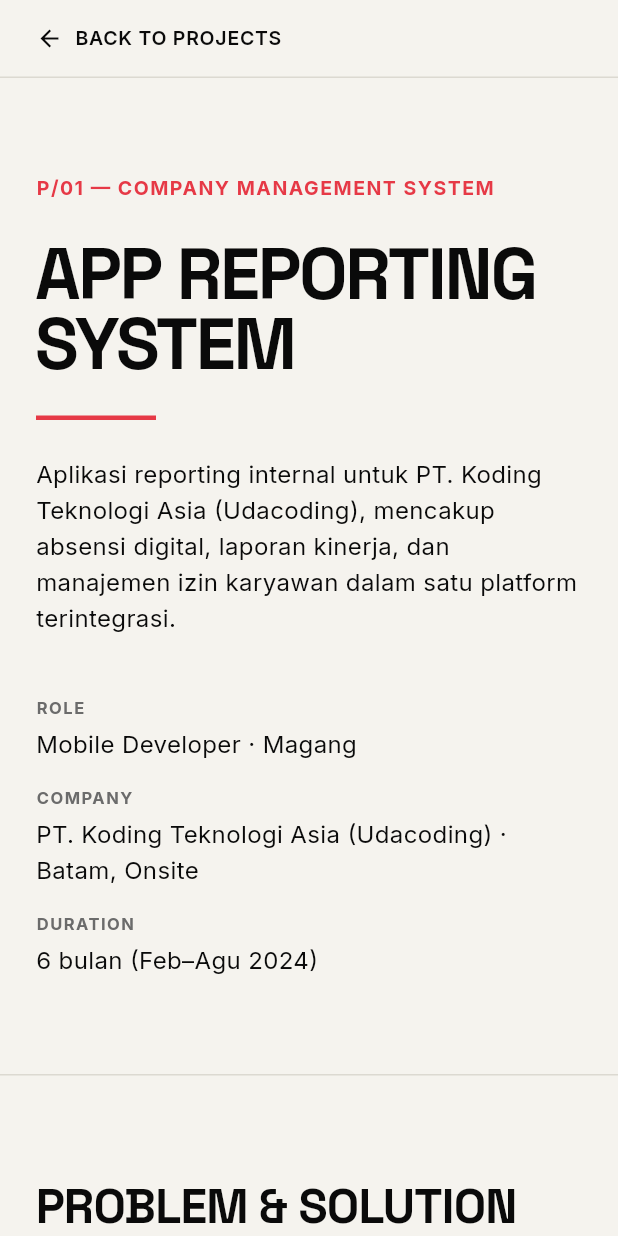
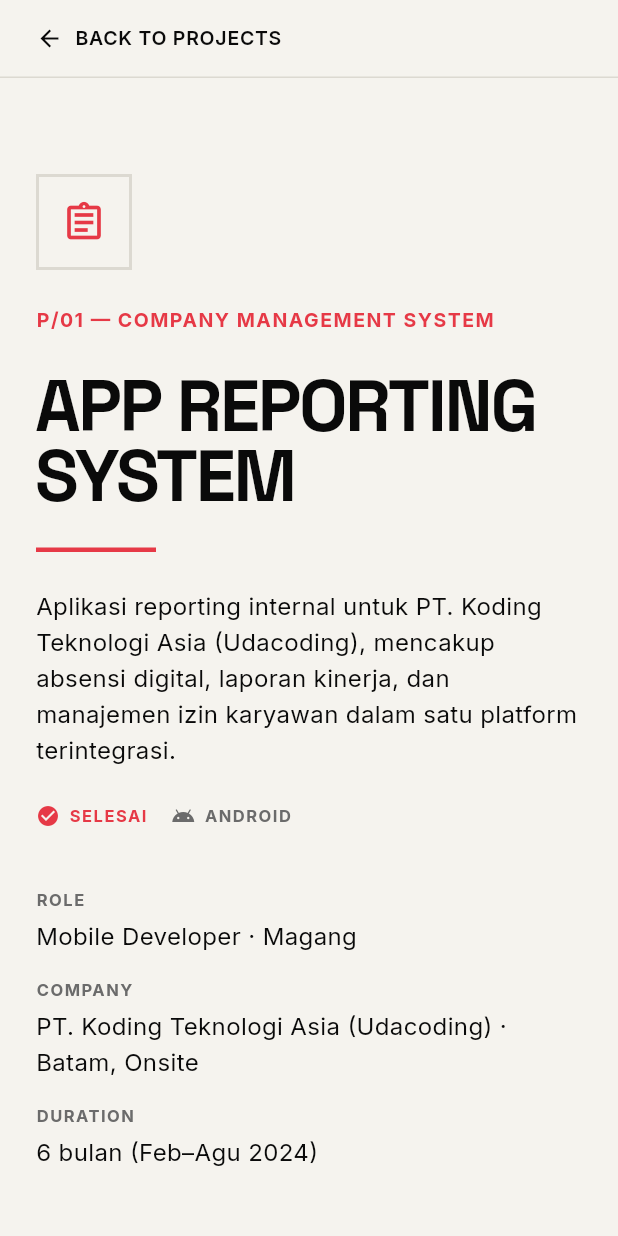
Before and after one commit to RahmatDatulFahri/Portofolio-Flutter, a Flutter app: the ProjectDetailPage screen opened directly with sample values from the repository, on a phone screen of 412 x 824 dp. Run offline on Flutter 3.47's test engine with Material 3 defaults, Android fonts, the phone set to English and light mode, and no system bars; our stand-ins replace google_fonts.

Commit message:
update project detail

```diff
--- a/lib/screens/project_detail_page.dart
+++ b/lib/screens/project_detail_page.dart
@@ -1,4 +1,5 @@
 import 'package:flutter/material.dart';
+import 'package:flutter/services.dart';
 import 'package:url_launcher/url_launcher.dart';
 import '../models/portfolio_data.dart';
 import '../theme/app_theme.dart';
@@ -28,6 +29,29 @@
       await launchUrl(uri, mode: LaunchMode.externalApplication);
     }
   }
+
+  /// Menyalin URL portofolio ke clipboard.
+  ///
+  /// CATATAN JUJUR: karena aplikasi ini pakai Navigator biasa (bukan
+  /// named routes / URL routing per halaman seperti go_router), alamat
+  /// browser TIDAK berubah saat pindah ke halaman detail project. Jadi
+  /// tombol ini menyalin link ke SITUS PORTOFOLIO secara umum, BUKAN
+  /// deep-link langsung ke project spesifik ini. Kalau nanti mau upgrade
+  /// ke deep-link per project (mis. domain.com/#/project/p01), perlu
+  /// setup package `go_router` dan konfigurasi URL strategy terpisah.
+  // Future<void> _copyLink(BuildContext context) async {
+  //   final link = Uri.base.toString();
+  //   await Clipboard.setData(ClipboardData(text: link));
+  //   if (context.mounted) {
+  //     ScaffoldMessenger.of(context).showSnackBar(
+  //       SnackBar(
+  //         content: Text('Link portofolio disalin: $link'),
+  //         backgroundColor: AppColors.black,
+  //         duration: const Duration(seconds: 2),
+  //       ),
+  //     );
+  //   }
+  // }
 
   @override
   Widget build(BuildContext context) {
@@ -99,24 +123,69 @@
     );
   }
 
-  // --- HERO: kategori, judul, ringkasan, meta info ---
+  // --- HERO: icon, kategori, judul, ringkasan, badge status/platform, meta info ---
   Widget _buildHero(BuildContext context) {
+    final isMobile =
+        MediaQuery.of(context).size.width < AppSpacing.mobileBreakpoint;
+
+    final titleBlock = Column(
+      crossAxisAlignment: CrossAxisAlignment.start,
+      mainAxisSize: MainAxisSize.min,
+      children: [
+        IndexBadge('${project.index} — ${project.category.toUpperCase()}'),
+        const SizedBox(height: AppSpacing.md),
+        Text(project.title.toUpperCase(),
+            style: AppTextStyles.heroTitle(context)),
+      ],
+    );
+
     return SectionWrapper(
       child: SizedBox(
         width: double.infinity,
         child: Column(
           crossAxisAlignment: CrossAxisAlignment.start,
           children: [
-            IndexBadge('${project.index} — ${project.category.toUpperCase()}'),
+            // Icon box di samping judul (desktop) / di atas judul (mobile).
+            // Sengaja pakai icon outline sederhana ber-border, BUKAN
+            // ilustrasi emoji warna-warni, supaya konsisten dengan gaya
+            // Swiss style minimal di seluruh situs.
+            isMobile
+                ? Column(
+                    crossAxisAlignment: CrossAxisAlignment.start,
+                    children: [
+                      _heroIconBox(),
                       const SizedBox(height: AppSpacing.md),
-            Text(project.title.toUpperCase(),
-                style: AppTextStyles.heroTitle(context)),
+                      titleBlock,
+                    ],
+                  )
+                : Row(
+                    crossAxisAlignment: CrossAxisAlignment.start,
+                    children: [
+                      _heroIconBox(),
+                      const SizedBox(width: AppSpacing.md),
+                      Expanded(child: titleBlock),
+                    ],
+                  ),
             const SizedBox(height: AppSpacing.md),
             Container(width: 80, height: 3, color: AppColors.accent),
             const SizedBox(height: AppSpacing.md),
             ConstrainedBox(
               constraints: const BoxConstraints(maxWidth: 640),
               child: Text(project.overview, style: AppTextStyles.body),
+            ),
+            const SizedBox(height: AppSpacing.md),
+            // Badge status & platform. CATATAN JUJUR: platform cuma
+            // "Android" (sesuai CV yang sebut build APK untuk testing),
+            // bukan klaim iOS/Web yang tidak pernah dikerjakan.
+            Wrap(
+              spacing: AppSpacing.sm,
+              runSpacing: AppSpacing.sm,
+              children: [
+                _statusBadge(
+                    Icons.check_circle, project.statusLabel, AppColors.accent),
+                _statusBadge(
+                    Icons.android, project.platform, AppColors.textSecondary),
+              ],
             ),
             const SizedBox(height: AppSpacing.lg),
             Wrap(
@@ -131,6 +200,32 @@
           ],
         ),
       ),
+    );
+  }
+
+  Widget _heroIconBox() {
+    return Container(
+      width: 64,
+      height: 64,
+      alignment: Alignment.center,
+      decoration: BoxDecoration(
+        border: Border.all(color: AppColors.borderLight, width: 2),
+      ),
+      child: Icon(project.heroIcon, color: AppColors.accent, size: 30),
+    );
+  }
+
+  Widget _statusBadge(IconData icon, String label, Color color) {
+    return Row(
+      mainAxisSize: MainAxisSize.min,
+      children: [
+        Icon(icon, size: 16, color: color),
+        const SizedBox(width: 6),
+        Text(
+          label.toUpperCase(),
+          style: AppTextStyles.label.copyWith(color: color),
+        ),
+      ],
     );
   }
 
@@ -161,7 +256,8 @@
               child: ListView.separated(
                 scrollDirection: Axis.horizontal,
                 itemCount: project.mockups.length,
-                separatorBuilder: (_, __) => const SizedBox(width: AppSpacing.md),
+                separatorBuilder: (_, __) =>
+                    const SizedBox(width: AppSpacing.md),
                 itemBuilder: (context, i) =>
                     _buildMockupPlaceholder(project.mockups[i]),
               ),
@@ -215,7 +311,7 @@
           ),
           const Spacer(),
           Icon(Icons.smartphone,
-              color: AppColors.textSecondary.withOpacity(0.4), size: 36),
+              color: AppColors.textSecondary.withValues(alpha: 0.4), size: 36),
           const SizedBox(height: AppSpacing.xs),
           Text(
             'MOCKUP\nBELUM DITAMBAHKAN',
@@ -238,7 +334,8 @@
         child: Column(
           crossAxisAlignment: CrossAxisAlignment.start,
           children: [
-            Text('PROBLEM & SOLUTION', style: AppTextStyles.sectionTitle(context)),
+            Text('PROBLEM & SOLUTION',
+                style: AppTextStyles.sectionTitle(context)),
             const SizedBox(height: AppSpacing.lg),
             isMobile
                 ? Column(
@@ -385,7 +482,8 @@
         child: Column(
           crossAxisAlignment: CrossAxisAlignment.start,
           children: [
-            Text('TIM & KOLABORASI', style: AppTextStyles.sectionTitle(context)),
+            Text('TIM & KOLABORASI',
+                style: AppTextStyles.sectionTitle(context)),
             const SizedBox(height: AppSpacing.lg),
             Row(
               crossAxisAlignment: CrossAxisAlignment.start,
@@ -420,7 +518,8 @@
         child: Column(
           crossAxisAlignment: CrossAxisAlignment.start,
           children: [
-            Text('RELATED PROJECTS', style: AppTextStyles.sectionTitle(context)),
+            Text('RELATED PROJECTS',
+                style: AppTextStyles.sectionTitle(context)),
             const SizedBox(height: AppSpacing.lg),
             isMobile
                 ? Column(
@@ -499,7 +598,8 @@
         child: Column(
           crossAxisAlignment: CrossAxisAlignment.start,
           children: [
-            Text('IMPLEMENTASI TEKNIS', style: AppTextStyles.sectionTitle(context)),
+            Text('IMPLEMENTASI TEKNIS',
+                style: AppTextStyles.sectionTitle(context)),
             const SizedBox(height: AppSpacing.lg),
             const ThinRule(),
             for (var i = 0; i < project.implementationPoints.length; i++)
@@ -576,13 +676,23 @@
     );
   }
 
-  // --- FOOTER CTA ---
+  // --- AKSES PROJECT (dulu "Footer CTA") ---
+  // Hanya menampilkan aksi yang BENAR-BENAR relevan untuk project magang
+  // internal: GitHub (sumber kode asli) dan Salin Link (fitur netral,
+  // tidak butuh klaim publikasi). Tombol "App Store"/"Play Store"/"Live
+  // Demo" sengaja TIDAK ditambahkan karena app ini tidak dipublish ke
+  // toko aplikasi -- mencantumkannya akan jadi klaim palsu.
   Widget _buildFooterCta(BuildContext context) {
     return SectionWrapper(
       showBottomDivider: false,
       child: SizedBox(
         width: double.infinity,
-        child: Align(
+        child: Column(
+          crossAxisAlignment: CrossAxisAlignment.start,
+          children: [
+            Text('AKSES PROJECT', style: AppTextStyles.sectionTitle(context)),
+            const SizedBox(height: AppSpacing.lg),
+            Align(
               alignment: Alignment.centerLeft,
               child: Wrap(
                 spacing: AppSpacing.sm,
@@ -595,13 +705,29 @@
                       foregroundColor: Colors.white,
                       shape: const RoundedRectangleBorder(
                           borderRadius: BorderRadius.zero),
-                  padding:
-                      const EdgeInsets.symmetric(horizontal: 24, vertical: 16),
+                      padding: const EdgeInsets.symmetric(
+                          horizontal: 24, vertical: 16),
                       elevation: 0,
                     ),
                     child: Text('VIEW ON GITHUB',
-                    style: AppTextStyles.button.copyWith(color: Colors.white)),
+                        style:
+                            AppTextStyles.button.copyWith(color: Colors.white)),
                   ),
+                  // OutlinedButton.icon(
+                  //   onPressed: () => _copyLink(context),
+                  //   icon: const Icon(Icons.link, size: 18, color: AppColors.black),
+                  //   label: Text('SALIN LINK',
+                  //       style: AppTextStyles.button
+                  //           .copyWith(color: AppColors.black)),
+                  //   style: OutlinedButton.styleFrom(
+                  //     foregroundColor: AppColors.black,
+                  //     side: const BorderSide(color: AppColors.black),
+                  //     shape: const RoundedRectangleBorder(
+                  //         borderRadius: BorderRadius.zero),
+                  //     padding: const EdgeInsets.symmetric(
+                  //         horizontal: 24, vertical: 16),
+                  //   ),
+                  // ),
                   OutlinedButton(
                     onPressed: () => Navigator.of(context).pop(),
                     style: OutlinedButton.styleFrom(
@@ -609,15 +735,17 @@
                       side: const BorderSide(color: AppColors.black),
                       shape: const RoundedRectangleBorder(
                           borderRadius: BorderRadius.zero),
-                  padding:
-                      const EdgeInsets.symmetric(horizontal: 24, vertical: 16),
+                      padding: const EdgeInsets.symmetric(
+                          horizontal: 24, vertical: 16),
                     ),
                     child: Text('BACK TO PROJECTS',
-                    style:
-                        AppTextStyles.button.copyWith(color: AppColors.black)),
+                        style: AppTextStyles.button
+                            .copyWith(color: AppColors.black)),
                   ),
                 ],
               ),
+            ),
+          ],
         ),
       ),
     );
```
Lines whose indentation alone changed are shown as unchanged.
